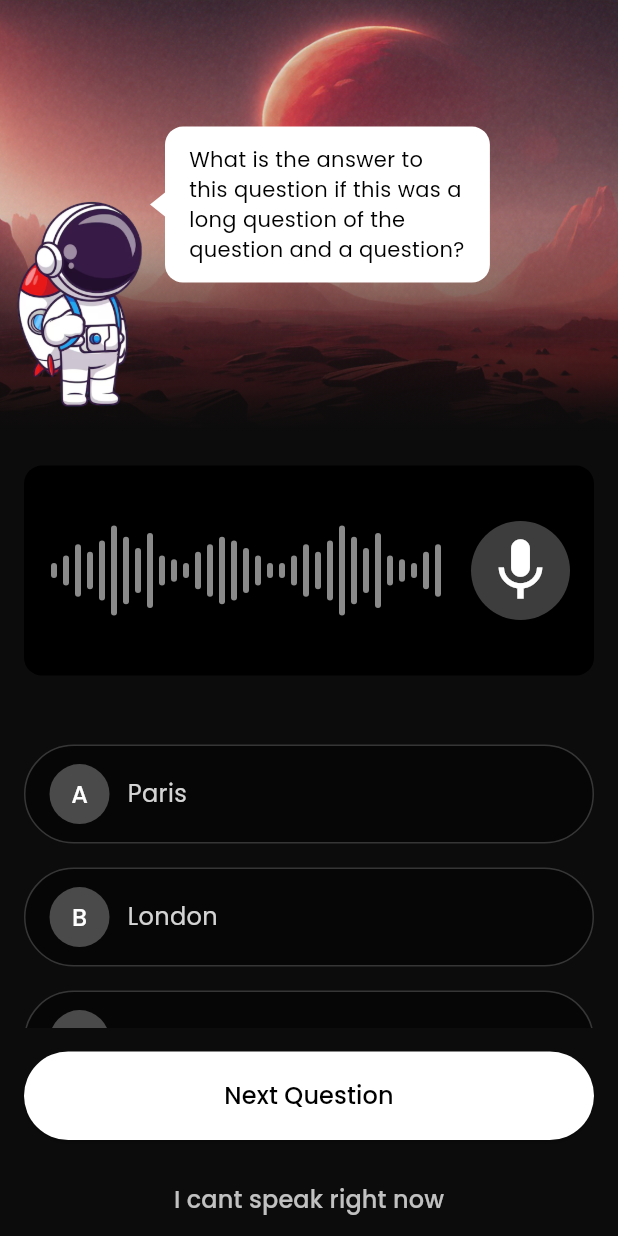
After one commit to luisghdez/lumi_learn, a Flutter app: the SpeakScreen screen opened directly with sample values from the repository, after a tap on the "mic" icon, on a phone screen of 412 x 824 dp. The commit adds this screen. Run offline on Flutter 3.47's test engine with Material 3 defaults, Android fonts, the phone set to English and light mode, and no system bars; our stand-ins replace get, google_fonts.

Commit message:
multiple choice and voice ui

```diff
--- a/lib/controllers/course_controller.dart
+++ b/lib/controllers/course_controller.dart
@@ -33,7 +33,7 @@ class CourseController extends GetxController {
         lessonType: LessonType.multipleChoice,
       ),
       Question(
-        questionText: 'Say the word “hello” in Spanish.',
+        questionText: 'Explain what you just learned in your own words.',
         options: [],
         lessonType: LessonType.speak,
       ),
--- a/lib/screens/courses/course_overview_screen.dart
+++ b/lib/screens/courses/course_overview_screen.dart
@@ -137,6 +137,7 @@ class _CourseOverviewScreenState extends State<CourseOverviewScreen> {
                 selectedLessonIndex: _selectedLessonIndex,
                 onStartPressed: () {
                   Get.to(() => LessonScreenMain());
+                  _closePanel();
                 },
                 onClose: _closePanel,
               ),
--- a/lib/screens/courses/lessons/lesson_screen_main.dart
+++ b/lib/screens/courses/lessons/lesson_screen_main.dart
@@ -2,6 +2,7 @@ import 'package:flutter/material.dart';
 import 'package:get/get.dart';
 import 'package:lumi_learn_app/models/question.dart';
 import 'package:lumi_learn_app/screens/courses/lessons/multiple_choice_screen.dart';
+import 'package:lumi_learn_app/screens/courses/lessons/speak_screen.dart';
 import 'lesson_result_screen.dart';
 import 'package:lumi_learn_app/controllers/course_controller.dart';
 
@@ -27,14 +28,13 @@ class LessonScreenMain extends StatelessWidget {
             },
           );
 
-        // case LessonType.speak:
-        //   return SpeakScreen(
-        //     question: currentQuestion,
-        //     onRecordingDone: () {
-        //       // Move to the next question by incrementing the controller’s observable
-        //       courseController.nextQuestion;
-        //     },
-        //   );
+        case LessonType.speak:
+          return SpeakScreen(
+            question: currentQuestion,
+            onSubmitAnswer: () {
+              courseController.nextQuestion;
+            },
+          );
 
         // Add more cases for other lesson types if needed
         default:
--- a/lib/screens/courses/lessons/multiple_choice_screen.dart
+++ b/lib/screens/courses/lessons/multiple_choice_screen.dart
@@ -70,7 +70,7 @@ class MultipleChoiceScreen extends StatelessWidget {
                     left: 16,
                     top: 60,
                     child: SizedBox(
-                      width: MediaQuery.of(context).size.width * 0.65,
+                      width: MediaQuery.of(context).size.width * 0.75,
                       child: QuestionCard(questionText: question.questionText),
                     ),
                   ),
@@ -78,7 +78,7 @@ class MultipleChoiceScreen extends StatelessWidget {
                   // Astronaut image
                   Positioned(
                     bottom: 0,
-                    right: 16,
+                    right: 1,
                     child: Image.asset(
                       'assets/astronaut/pointing.png',
                       width: 120,
--- /dev/null
+++ b/lib/screens/courses/lessons/speak_screen.dart
@@ -0,0 +1,176 @@
+import 'package:flutter/material.dart';
+import 'package:lumi_learn_app/models/question.dart';
+import 'package:lumi_learn_app/screens/courses/lessons/widgets/audio_widget.dart';
+import 'package:lumi_learn_app/screens/courses/lessons/widgets/next_button.dart';
+import 'package:lumi_learn_app/screens/courses/lessons/widgets/options_list.dart';
+import 'package:lumi_learn_app/screens/courses/lessons/widgets/speach_bubble.dart';
+
+class SpeakScreen extends StatelessWidget {
+  final Question question;
+  final void Function() onSubmitAnswer;
+  final ValueNotifier<int> _selectedOption = ValueNotifier<int>(-1);
+
+  SpeakScreen({
+    required this.question,
+    required this.onSubmitAnswer,
+  });
+
+  void _submitAnswer(BuildContext context) {
+    if (_selectedOption.value != -1) {
+      print('Selected option: ${question.options[_selectedOption.value]}');
+      onSubmitAnswer();
+    } else {
+      ScaffoldMessenger.of(context).showSnackBar(
+        const SnackBar(
+          content: Text('Please select an option before submitting'),
+        ),
+      );
+    }
+  }
+
+  @override
+  Widget build(BuildContext context) {
+    return Scaffold(
+      backgroundColor: const Color.fromARGB(255, 12, 12, 12),
+      body: SafeArea(
+        top: false,
+        child: Column(
+          children: [
+            // -----------------------------
+            // TOP SECTION (Astronaut + Bubble)
+            // -----------------------------
+            Container(
+              height: MediaQuery.of(context).size.height * 0.35,
+              width: double.infinity,
+              child: Stack(
+                children: [
+                  // Background image
+                  Positioned.fill(
+                    child: Image.asset(
+                      'assets/bg/red1bg.png',
+                      fit: BoxFit.cover,
+                    ),
+                  ),
+                  // Gradient overlay
+                  Positioned.fill(
+                    child: Container(
+                      decoration: const BoxDecoration(
+                        gradient: LinearGradient(
+                          begin: Alignment.center,
+                          end: Alignment.bottomCenter,
+                          colors: [
+                            Colors.transparent,
+                            Color.fromARGB(255, 12, 12, 12),
+                          ],
+                        ),
+                      ),
+                    ),
+                  ),
+                  // Astronaut
+                  Positioned(
+                    bottom: 0,
+                    left: 5,
+                    child: Image.asset(
+                      'assets/astronaut/standing.png',
+                      width: 100,
+                    ),
+                  ),
+                  // Speech bubble near the astronaut
+                  Positioned(
+                    bottom: 100,
+                    left: 100,
+                    child: SizedBox(
+                      width: MediaQuery.of(context).size.width * 0.55,
+                      child: SpeechBubble(
+                        text: question.questionText,
+                        bubbleColor: Colors.white,
+                        textStyle: const TextStyle(color: Colors.black),
+                      ),
+                    ),
+                  ),
+                ],
+              ),
+            ),
+
+            // -----------------------------
+            // SPEAK ROW (Waveform + Mic)
+            // -----------------------------
+            // Container(
+            //   // Just an example height; adjust to fit your layout
+            //   height: 80,
+            //   margin: const EdgeInsets.symmetric(horizontal: 16, vertical: 8),
+            //   padding: const EdgeInsets.symmetric(horizontal: 16),
+            //   decoration: BoxDecoration(
+            //     color: Colors.black,
+            //     borderRadius: BorderRadius.circular(12),
+            //   ),
+            //   child: Row(
+            //     children: [
+            //       // Waveform placeholder – you can replace this
+            //       // with your actual audio visualization widget
+            //       Expanded(
+            //         child: Container(
+            //           // Center a mock waveform icon or animation
+            //           alignment: Alignment.centerLeft,
+            //           child: Text(
+            //             'Audio Waveform',
+            //             style: TextStyle(color: Colors.white54),
+            //           ),
+            //         ),
+            //       ),
+            //       // Microphone Icon Button
+            //       IconButton(
+            //         icon: const Icon(Icons.mic, color: Colors.white, size: 32),
+            //         onPressed: () {
+            //           // TODO: handle microphone tap
+            //         },
+            //       ),
+            //     ],
+            //   ),
+            // ),
+            AudioWidget(),
+            // -----------------------------
+            // BOTTOM SECTION (Options + Next)
+            // -----------------------------
+            Expanded(
+              child: Container(
+                padding: const EdgeInsets.symmetric(horizontal: 16.0),
+                child: Column(
+                  crossAxisAlignment: CrossAxisAlignment.stretch,
+                  children: [
+                    // If you want to show multiple-choice options
+                    // you can keep the OptionsList. Otherwise remove it.
+                    Expanded(
+                      child: OptionsList(
+                        options: question.options,
+                        selectedOption: _selectedOption,
+                      ),
+                    ),
+                    NextButton(
+                      onPressed: () => _submitAnswer(context),
+                    ),
+                    SizedBox(
+                      width: double.infinity,
+                      child: TextButton(
+                        onPressed: () {
+                          // “I can’t speak right now” action
+                        },
+                        child: const Text(
+                          'I cant speak right now',
+                          style: TextStyle(
+                            color: Color.fromARGB(255, 193, 193, 193),
+                            fontSize: 16,
+                          ),
+                        ),
+                      ),
+                    ),
+                  ],
+                ),
+              ),
+            ),
+          ],
+        ),
+      ),
+    );
+  }
+}
--- /dev/null
+++ b/lib/screens/courses/lessons/widgets/audio_widget.dart
@@ -0,0 +1,97 @@
+import 'package:flutter/material.dart';
+
+class AudioWidget extends StatelessWidget {
+  @override
+  Widget build(BuildContext context) {
+    return Container(
+      height: 140,
+      margin: const EdgeInsets.symmetric(horizontal: 16, vertical: 22),
+      padding: const EdgeInsets.symmetric(horizontal: 16),
+      decoration: BoxDecoration(
+        color: Colors.black,
+        borderRadius: BorderRadius.circular(12),
+      ),
+      child: Row(
+        children: [
+          // Realistic Waveform Visualization
+          Expanded(
+            child: Align(
+              alignment: Alignment.centerLeft,
+              child: RealisticAudioWaveform(),
+            ),
+          ),
+          // Microphone Icon Button
+          Container(
+            decoration: const BoxDecoration(
+              shape: BoxShape.circle,
+              color: Colors.white24, // Light circle behind mic icon
+            ),
+            child: IconButton(
+              icon: const Icon(Icons.mic, color: Colors.white, size: 50),
+              onPressed: () {
+                // TODO: Handle microphone tap
+              },
+            ),
+          ),
+        ],
+      ),
+    );
+  }
+}
+
+// Realistic Waveform Widget
+class RealisticAudioWaveform extends StatelessWidget {
+  final List<double> waveHeights = [
+    10,
+    20,
+    35,
+    25,
+    40,
+    60,
+    45,
+    30,
+    50,
+    20,
+    15,
+    10,
+    25,
+    35,
+    45,
+    40,
+    30,
+    20,
+    10,
+    10,
+    20,
+    35,
+    25,
+    40,
+    60,
+    45,
+    30,
+    50,
+    20,
+    15,
+    10,
+    25,
+    35,
+  ];
+
+  @override
+  Widget build(BuildContext context) {
+    return Row(
+      mainAxisSize: MainAxisSize.min,
+      children: waveHeights.map((height) {
+        return Container(
+          margin: const EdgeInsets.symmetric(horizontal: 2),
+          width: 4, // Bar width
+          height: height, // Varying heights to simulate a waveform
+          decoration: BoxDecoration(
+            color: Colors.white54,
+            borderRadius: BorderRadius.circular(2),
+          ),
+        );
+      }).toList(),
+    );
+  }
+}
--- /dev/null
+++ b/lib/screens/courses/lessons/widgets/speach_bubble.dart
@@ -0,0 +1,66 @@
+import 'package:flutter/material.dart';
+
+class SpeechBubble extends StatelessWidget {
+  final String text;
+  final Color bubbleColor;
+  final TextStyle textStyle;
+
+  const SpeechBubble({
+    Key? key,
+    required this.text,
+    this.bubbleColor = Colors.white,
+    this.textStyle = const TextStyle(color: Colors.black),
+  }) : super(key: key);
+
+  @override
+  Widget build(BuildContext context) {
+    return CustomPaint(
+      painter: _SpeechBubblePainter(color: bubbleColor),
+      child: Container(
+        // Extra height on the left to avoid clipping the bubble tail
+        margin: const EdgeInsets.only(left: 10),
+        padding: const EdgeInsets.symmetric(horizontal: 16, vertical: 12),
+        child: Text(
+          text,
+          style: textStyle,
+        ),
+      ),
+    );
+  }
+}
+
+class _SpeechBubblePainter extends CustomPainter {
+  final Color color;
+  _SpeechBubblePainter({this.color = Colors.white});
+
+  @override
+  void paint(Canvas canvas, Size size) {
+    final paintBubble = Paint()
+      ..color = color
+      ..style = PaintingStyle.fill;
+
+    // Draw a rounded rectangle for the main bubble
+    final bubbleRect = RRect.fromLTRBR(
+      10, // left inset (space for the tail)
+      0,
+      size.width,
+      size.height,
+      const Radius.circular(12),
+    );
+
+    canvas.drawRRect(bubbleRect, paintBubble);
+
+    // Draw a little triangular “tail” on the left side
+    final tailPath = Path();
+    // near middle-left
+    tailPath.moveTo(10, size.height * 0.5 - 8);
+    tailPath.lineTo(0, size.height * 0.5);
+    tailPath.lineTo(10, size.height * 0.5 + 8);
+    tailPath.close();
+
+    canvas.drawPath(tailPath, paintBubble);
+  }
+
+  @override
+  bool shouldRepaint(CustomPainter oldDelegate) => false;
+}
--- a/lib/widgets/starry_background.dart
+++ b/lib/widgets/starry_background.dart
@@ -68,10 +68,9 @@ class _GalaxyBackgroundState extends State<GalaxyBackground>
   }
 
   void _scheduleNextShootingStar() {
-    final nextInterval = Duration(milliseconds: 2000 + random.nextInt(5000));
+    final nextInterval = Duration(milliseconds: 2000 + random.nextInt(10000));
     _shootingStarTimer = Timer(nextInterval, () {
-      final numberOfStars =
-          1 + random.nextInt(3); // Spawn 1 to 3 shooting stars
+      const numberOfStars = 1; // Spawn 1 star
       for (int i = 0; i < numberOfStars; i++) {
         _addShootingStar();
       }
--- a/pubspec.yaml
+++ b/pubspec.yaml
@@ -40,6 +40,7 @@ dependencies:
   get: ^4.6.6
   flutter_svg: ^2.0.17
   google_fonts: ^6.2.1
+  audio_waveforms: ^1.2.0
 
 dev_dependencies:
   flutter_test:
```
Also changed, not shown: assets/astronaut/standing.png (added), pubspec.lock, 2 other files.
